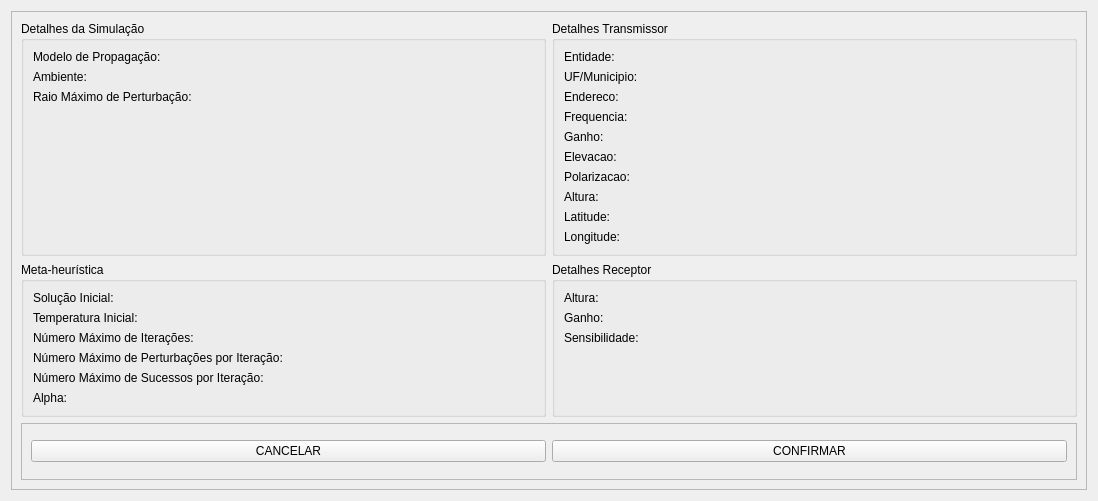
The window that src/main/resources/base/confirm_simulation_dialog.ui (samuelterra22/Analysis-of-antenna-coverage) describes before a commit, drawn with Qt 5.
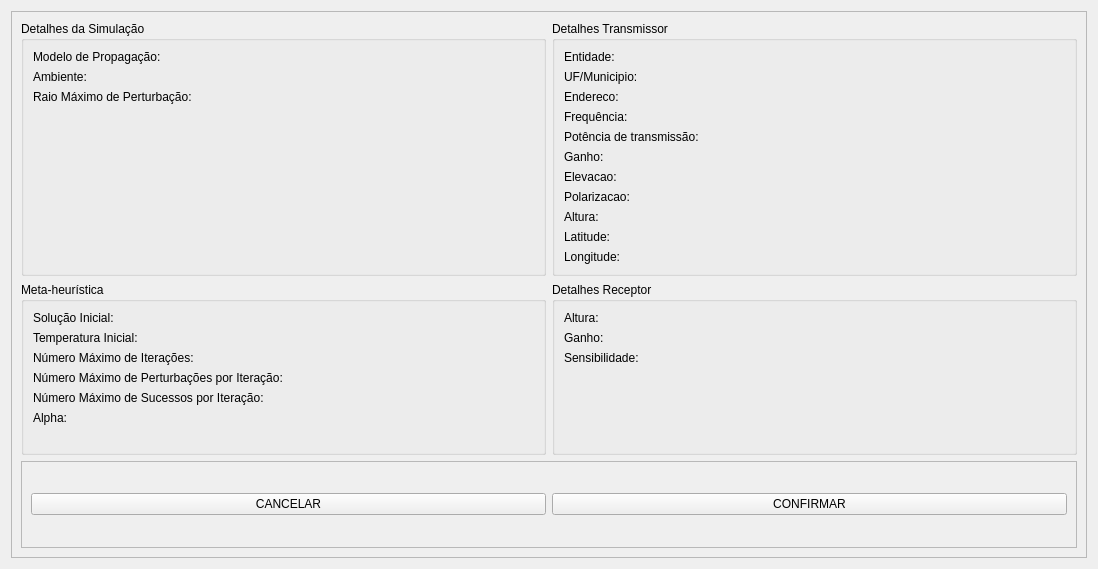
The same window after the commit.

Commit message: Add power transmission

Patch:
```diff
--- a/src/main/resources/base/confirm_simulation_dialog.ui
+++ b/src/main/resources/base/confirm_simulation_dialog.ui
@@ -7,7 +7,7 @@
     <x>0</x>
     <y>0</y>
     <width>1098</width>
-    <height>501</height>
+    <height>569</height>
    </rect>
   </property>
   <property name="windowTitle">
@@ -65,7 +65,7 @@
          <item row="3" column="0">
           <widget class="QLabel" name="label_frequencia">
            <property name="text">
-            <string>Frequencia:</string>
+            <string>Frequência:</string>
            </property>
           </widget>
          </item>
@@ -124,14 +124,14 @@
            </property>
           </widget>
          </item>
-         <item row="4" column="0">
+         <item row="5" column="0">
           <widget class="QLabel" name="label_ganho">
            <property name="text">
             <string>Ganho:</string>
            </property>
           </widget>
          </item>
-         <item row="4" column="1">
+         <item row="5" column="1">
           <widget class="QLabel" name="label_ganho_value">
            <property name="font">
             <font>
@@ -147,14 +147,14 @@
            </property>
           </widget>
          </item>
-         <item row="5" column="0">
+         <item row="6" column="0">
           <widget class="QLabel" name="label_elevacao">
            <property name="text">
             <string>Elevacao:</string>
            </property>
           </widget>
          </item>
-         <item row="5" column="1">
+         <item row="6" column="1">
           <widget class="QLabel" name="label_elevacao_value">
            <property name="font">
             <font>
@@ -170,37 +170,37 @@
            </property>
           </widget>
          </item>
-         <item row="6" column="0">
+         <item row="7" column="0">
           <widget class="QLabel" name="label_polarizacao">
            <property name="text">
             <string>Polarizacao:</string>
            </property>
           </widget>
          </item>
-         <item row="7" column="0">
+         <item row="8" column="0">
           <widget class="QLabel" name="label_altura">
            <property name="text">
             <string>Altura:</string>
            </property>
           </widget>
          </item>
-         <item row="6" column="1">
-          <widget class="QLabel" name="label_polarizacao_value">
-           <property name="font">
-            <font>
-             <weight>75</weight>
-             <bold>true</bold>
-            </font>
-           </property>
-           <property name="text">
-            <string/>
-           </property>
-           <property name="alignment">
-            <set>Qt::AlignRight|Qt::AlignTrailing|Qt::AlignVCenter</set>
-           </property>
-          </widget>
-         </item>
          <item row="7" column="1">
+          <widget class="QLabel" name="label_polarizacao_value">
+           <property name="font">
+            <font>
+             <weight>75</weight>
+             <bold>true</bold>
+            </font>
+           </property>
+           <property name="text">
+            <string/>
+           </property>
+           <property name="alignment">
+            <set>Qt::AlignRight|Qt::AlignTrailing|Qt::AlignVCenter</set>
+           </property>
+          </widget>
+         </item>
+         <item row="8" column="1">
           <widget class="QLabel" name="label_altura_value">
            <property name="font">
             <font>
@@ -216,37 +216,37 @@
            </property>
           </widget>
          </item>
-         <item row="8" column="0">
+         <item row="9" column="0">
           <widget class="QLabel" name="label_latitude">
            <property name="text">
             <string>Latitude:</string>
            </property>
           </widget>
          </item>
-         <item row="9" column="0">
+         <item row="10" column="0">
           <widget class="QLabel" name="label_longitude">
            <property name="text">
             <string>Longitude:</string>
            </property>
           </widget>
          </item>
-         <item row="8" column="1">
-          <widget class="QLabel" name="label_latitude_value">
-           <property name="font">
-            <font>
-             <weight>75</weight>
-             <bold>true</bold>
-            </font>
-           </property>
-           <property name="text">
-            <string/>
-           </property>
-           <property name="alignment">
-            <set>Qt::AlignRight|Qt::AlignTrailing|Qt::AlignVCenter</set>
-           </property>
-          </widget>
-         </item>
          <item row="9" column="1">
+          <widget class="QLabel" name="label_latitude_value">
+           <property name="font">
+            <font>
+             <weight>75</weight>
+             <bold>true</bold>
+            </font>
+           </property>
+           <property name="text">
+            <string/>
+           </property>
+           <property name="alignment">
+            <set>Qt::AlignRight|Qt::AlignTrailing|Qt::AlignVCenter</set>
+           </property>
+          </widget>
+         </item>
+         <item row="10" column="1">
           <widget class="QLabel" name="label_longitude_value">
            <property name="font">
             <font>
@@ -262,6 +262,29 @@
            </property>
           </widget>
          </item>
+         <item row="4" column="0">
+          <widget class="QLabel" name="label_potencia_transmissao">
+           <property name="text">
+            <string>Potência de transmissão:</string>
+           </property>
+          </widget>
+         </item>
+         <item row="4" column="1">
+          <widget class="QLabel" name="label_potencia_transmissao_value">
+           <property name="font">
+            <font>
+             <weight>75</weight>
+             <bold>true</bold>
+            </font>
+           </property>
+           <property name="text">
+            <string/>
+           </property>
+           <property name="alignment">
+            <set>Qt::AlignRight|Qt::AlignTrailing|Qt::AlignVCenter</set>
+           </property>
+          </widget>
+         </item>
         </layout>
        </widget>
       </item>
@@ -291,84 +314,6 @@
         </layout>
        </widget>
       </item>
-      <item row="1" column="1">
-       <widget class="QGroupBox" name="group_box_receptor">
-        <property name="title">
-         <string>Detalhes Receptor</string>
-        </property>
-        <layout class="QFormLayout" name="formLayout_3">
-         <item row="1" column="0">
-          <widget class="QLabel" name="label_bs_ganho">
-           <property name="text">
-            <string>Ganho:</string>
-           </property>
-          </widget>
-         </item>
-         <item row="1" column="1">
-          <widget class="QLabel" name="label_bs_ganho_value">
-           <property name="font">
-            <font>
-             <weight>75</weight>
-             <bold>true</bold>
-            </font>
-           </property>
-           <property name="text">
-            <string/>
-           </property>
-           <property name="alignment">
-            <set>Qt::AlignRight|Qt::AlignTrailing|Qt::AlignVCenter</set>
-           </property>
-          </widget>
-         </item>
-         <item row="2" column="0">
-          <widget class="QLabel" name="label_bs_sensibilidade">
-           <property name="text">
-            <string>Sensibilidade:</string>
-           </property>
-          </widget>
-         </item>
-         <item row="2" column="1">
-          <widget class="QLabel" name="label_bs_sensibilidade_value">
-           <property name="font">
-            <font>
-             <weight>75</weight>
-             <bold>true</bold>
-            </font>
-           </property>
-           <property name="text">
-            <string/>
-           </property>
-           <property name="alignment">
-            <set>Qt::AlignRight|Qt::AlignTrailing|Qt::AlignVCenter</set>
-           </property>
-          </widget>
-         </item>
-         <item row="0" column="0">
-          <widget class="QLabel" name="label_bs_altura">
-           <property name="text">
-            <string>Altura:</string>
-           </property>
-          </widget>
-         </item>
-         <item row="0" column="1">
-          <widget class="QLabel" name="label_bs_altura_value">
-           <property name="font">
-            <font>
-             <weight>75</weight>
-             <bold>true</bold>
-            </font>
-           </property>
-           <property name="text">
-            <string/>
-           </property>
-           <property name="alignment">
-            <set>Qt::AlignRight|Qt::AlignTrailing|Qt::AlignVCenter</set>
-           </property>
-          </widget>
-         </item>
-        </layout>
-       </widget>
-      </item>
       <item row="0" column="0">
        <widget class="QGroupBox" name="group_box_detalhes">
         <property name="title">
@@ -447,7 +392,85 @@
         </layout>
        </widget>
       </item>
-      <item row="1" column="0">
+      <item row="1" column="1" rowspan="2">
+       <widget class="QGroupBox" name="group_box_receptor">
+        <property name="title">
+         <string>Detalhes Receptor</string>
+        </property>
+        <layout class="QFormLayout" name="formLayout_3">
+         <item row="1" column="0">
+          <widget class="QLabel" name="label_bs_ganho">
+           <property name="text">
+            <string>Ganho:</string>
+           </property>
+          </widget>
+         </item>
+         <item row="1" column="1">
+          <widget class="QLabel" name="label_bs_ganho_value">
+           <property name="font">
+            <font>
+             <weight>75</weight>
+             <bold>true</bold>
+            </font>
+           </property>
+           <property name="text">
+            <string/>
+           </property>
+           <property name="alignment">
+            <set>Qt::AlignRight|Qt::AlignTrailing|Qt::AlignVCenter</set>
+           </property>
+          </widget>
+         </item>
+         <item row="2" column="0">
+          <widget class="QLabel" name="label_bs_sensibilidade">
+           <property name="text">
+            <string>Sensibilidade:</string>
+           </property>
+          </widget>
+         </item>
+         <item row="2" column="1">
+          <widget class="QLabel" name="label_bs_sensibilidade_value">
+           <property name="font">
+            <font>
+             <weight>75</weight>
+             <bold>true</bold>
+            </font>
+           </property>
+           <property name="text">
+            <string/>
+           </property>
+           <property name="alignment">
+            <set>Qt::AlignRight|Qt::AlignTrailing|Qt::AlignVCenter</set>
+           </property>
+          </widget>
+         </item>
+         <item row="0" column="0">
+          <widget class="QLabel" name="label_bs_altura">
+           <property name="text">
+            <string>Altura:</string>
+           </property>
+          </widget>
+         </item>
+         <item row="0" column="1">
+          <widget class="QLabel" name="label_bs_altura_value">
+           <property name="font">
+            <font>
+             <weight>75</weight>
+             <bold>true</bold>
+            </font>
+           </property>
+           <property name="text">
+            <string/>
+           </property>
+           <property name="alignment">
+            <set>Qt::AlignRight|Qt::AlignTrailing|Qt::AlignVCenter</set>
+           </property>
+          </widget>
+         </item>
+        </layout>
+       </widget>
+      </item>
+      <item row="1" column="0" rowspan="2">
        <widget class="QGroupBox" name="groupBox">
         <property name="title">
          <string>Meta-heurística</string>
```
The commit also changes 2 other files.
